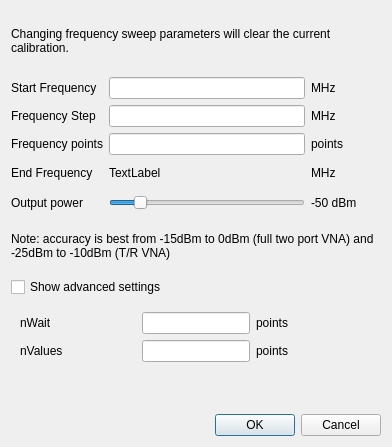
Before: the Qt Designer form vna_qt/frequencydialog.ui in xaxaxa-dev/vna, drawn with Qt 5.
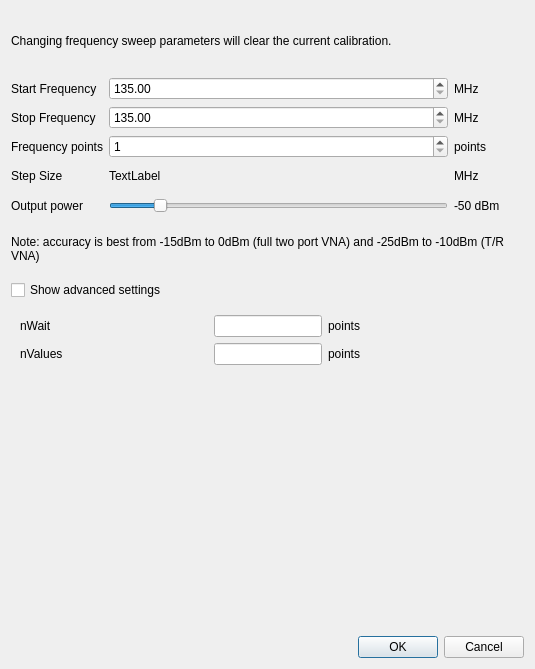
After: the same form once the commit is applied.

Commit message: Improve sweep parameters dialog

```diff
--- a/vna_qt/frequencydialog.ui
+++ b/vna_qt/frequencydialog.ui
@@ -6,8 +6,8 @@
    <rect>
     <x>0</x>
     <y>0</y>
-    <width>392</width>
-    <height>447</height>
+    <width>535</width>
+    <height>669</height>
    </rect>
   </property>
   <property name="sizePolicy">
@@ -54,9 +54,6 @@
        </property>
       </widget>
      </item>
-     <item row="0" column="1">
-      <widget class="QLineEdit" name="t_start"/>
-     </item>
      <item row="0" column="2">
       <widget class="QLabel" name="label_7">
        <property name="text">
@@ -67,13 +64,10 @@
      <item row="1" column="0">
       <widget class="QLabel" name="label_2">
        <property name="text">
-        <string>Frequency Step</string>
+        <string>Stop Frequency</string>
        </property>
       </widget>
      </item>
-     <item row="1" column="1">
-      <widget class="QLineEdit" name="t_step"/>
-     </item>
      <item row="1" column="2">
       <widget class="QLabel" name="label_8">
        <property name="text">
@@ -88,9 +82,6 @@
        </property>
       </widget>
      </item>
-     <item row="2" column="1">
-      <widget class="QLineEdit" name="t_points"/>
-     </item>
      <item row="2" column="2">
       <widget class="QLabel" name="label_9">
        <property name="text">
@@ -101,7 +92,7 @@
      <item row="3" column="0">
       <widget class="QLabel" name="label_4">
        <property name="text">
-        <string>End Frequency</string>
+        <string>Step Size</string>
        </property>
       </widget>
      </item>
@@ -173,6 +164,45 @@
        </property>
       </widget>
      </item>
+     <item row="2" column="1">
+      <widget class="QSpinBox" name="t_points">
+       <property name="minimum">
+        <number>1</number>
+       </property>
+       <property name="maximum">
+        <number>10000</number>
+       </property>
+       <property name="singleStep">
+        <number>5</number>
+       </property>
+      </widget>
+     </item>
+     <item row="0" column="1">
+      <widget class="QDoubleSpinBox" name="t_start">
+       <property name="minimum">
+        <double>135.000000000000000</double>
+       </property>
+       <property name="maximum">
+        <double>3500.000000000000000</double>
+       </property>
+       <property name="singleStep">
+        <double>1.000000000000000</double>
+       </property>
+      </widget>
+     </item>
+     <item row="1" column="1">
+      <widget class="QDoubleSpinBox" name="t_stop">
+       <property name="minimum">
+        <double>135.000000000000000</double>
+       </property>
+       <property name="maximum">
+        <double>3499.000000000000000</double>
+       </property>
+       <property name="singleStep">
+        <double>1.000000000000000</double>
+       </property>
+      </widget>
+     </item>
     </layout>
    </item>
    <item row="2" column="0">
```
The commit also changes 2 other files.
